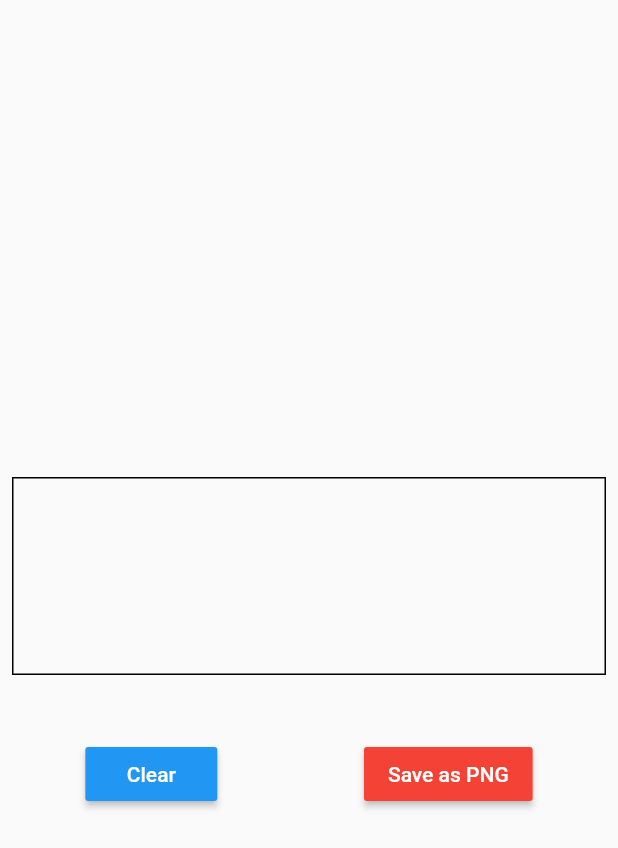
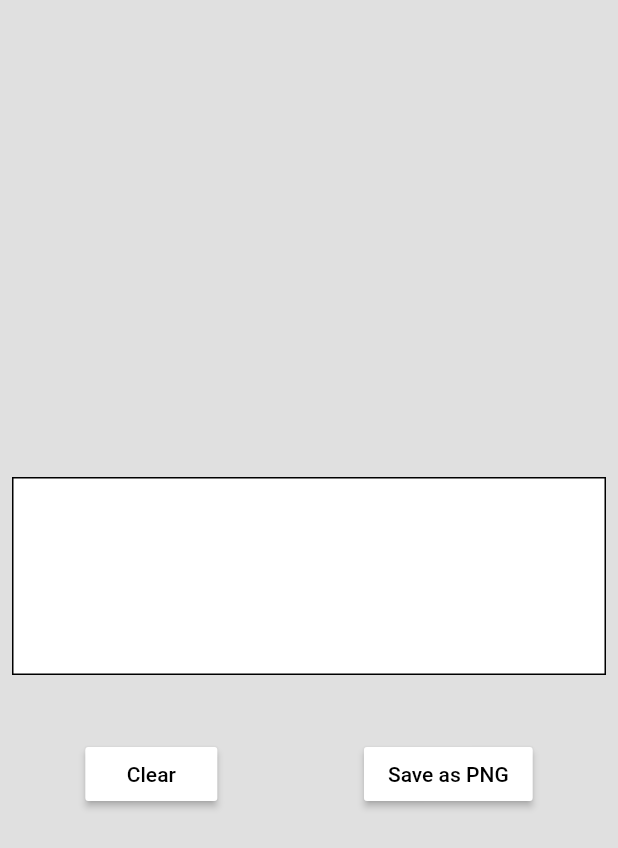
Before and after one commit to apptreesoftware/signature-pad-dart, a Flutter app: the screen it shows after launch, after a tap on "Save as PNG", on a phone screen of 412 x 824 dp. Shown: the top 848 px of the screen. Run offline on Flutter 3.47's test engine with Material 2 defaults, Android fonts, the phone set to English and light mode, and no system bars; our stand-ins replace stream_transform; missing offline and left inert: dart:html; statements that could not run were skipped.

Commit message:
Add signatureText API and update example

```diff
--- a/lib/signature_pad.dart
+++ b/lib/signature_pad.dart
@@ -11,6 +11,10 @@ class SignaturePadOptions {
   final int throttle; // ms
   final double velocityFilterWeight;
   final double dotSize;
+
+  /// Grey text rendered in the bottom-right corner of the resulting image.
+  final String signatureText;
+
   const SignaturePadOptions(
       {this.penColor = 'black',
       this.backgroundColor = 'rgba(0,0,0,0)',
@@ -18,7 +22,8 @@ class SignaturePadOptions {
       this.maxWidth = 2.5,
       this.throttle = 16,
       this.velocityFilterWeight = 0.7,
-      this.dotSize});
+      this.dotSize,
+      this.signatureText});
 }
 
 abstract class SignaturePadBase {
--- a/signature_pad_flutter/example/lib/main.dart
+++ b/signature_pad_flutter/example/lib/main.dart
@@ -10,10 +10,13 @@ class MyApp extends StatelessWidget {
   Widget build(BuildContext context) {
     return new MaterialApp(
       home: new Scaffold(
-        body: new SafeArea(
+        body: new Container(
+          color: Colors.grey[300],
+          child: new SafeArea(
             child: Padding(
               padding: const EdgeInsets.all(8.0),
               child: new SignaturePadExample(),
+            ),
           ),
         ),
       ),
@@ -38,12 +41,13 @@ class SignaturePadExampleState extends State<SignaturePadExample> {
       _padController,
       new SignaturePadOptions(
           dotSize: 5.0,
-        minWidth: 1.5,
-        maxWidth: 5.0,
+          minWidth: 1.0,
+          maxWidth: 4.0,
           penColor: "#000000",
-      ),
+          signatureText: "Signed by Ringo Starr on Jan 1, 1962"),
     );
-    return new Column(
+    return new Container(
+      child: new Column(
         mainAxisAlignment: MainAxisAlignment.center,
         children: <Widget>[
           new Row(
@@ -56,7 +60,10 @@ class SignaturePadExampleState extends State<SignaturePadExample> {
                     child: new AspectRatio(
                       aspectRatio: 3.0 / 1.0,
                       child: new Container(
-                      decoration: new BoxDecoration(border: new Border.all()),
+                        decoration: new BoxDecoration(
+                          color: Colors.white,
+                          border: new Border.all(),
+                        ),
                         child: signaturePad,
                       ),
                     ),
@@ -70,22 +77,23 @@ class SignaturePadExampleState extends State<SignaturePadExample> {
             child: new Row(
               mainAxisAlignment: MainAxisAlignment.spaceAround,
               children: <Widget>[
-              new MaterialButton(
+                new RaisedButton(
                   onPressed: _handleClear,
                   child: new Text("Clear"),
-                color: Colors.blue,
-                textColor: Colors.white,
+                  color: Colors.white,
+                  textColor: Colors.black,
                 ),
-              new MaterialButton(
+                new RaisedButton(
                   onPressed: _handleSavePng,
                   child: new Text("Save as PNG"),
-                color: Colors.red,
-                textColor: Colors.white,
+                  color: Colors.white,
+                  textColor: Colors.black,
                 ),
               ],
             ),
           ),
         ],
+      ),
     );
   }
 
@@ -99,12 +107,20 @@ class SignaturePadExampleState extends State<SignaturePadExample> {
           new MaterialPageRoute(
             builder: (BuildContext context) {
               return new Scaffold(
-                appBar: new AppBar(),
-                body: new Container(
-                  decoration: new BoxDecoration(border: new Border.all()),
+                appBar: new AppBar(
+                  backgroundColor: Colors.grey[700],
+                ),
+                backgroundColor: Colors.grey[300],
+                body: new Center(
+                  child: new Container(
+                    decoration: new BoxDecoration(
+                      border: new Border.all(),
+                      color: Colors.white,
+                    ),
                     padding: new EdgeInsets.all(4.0),
                     margin: new EdgeInsets.all(4.0),
                     child: new Image.memory(result),
+                  ),
                 ),
               );
             },
--- a/signature_pad_flutter/lib/signature_pad_flutter.dart
+++ b/signature_pad_flutter/lib/signature_pad_flutter.dart
@@ -4,8 +4,9 @@ import 'dart:async';
 import 'dart:math';
 import 'dart:ui' as ui;
 import 'dart:typed_data';
+import 'dart:ui';
 
-import 'package:flutter/material.dart';
+import 'package:flutter/material.dart' hide TextStyle;
 import 'package:signature_pad/mark.dart';
 import 'package:signature_pad/signature_pad.dart';
 import 'package:stream_transform/stream_transform.dart';
@@ -175,19 +176,28 @@ class SignaturePadPainter extends CustomPainter {
     var canvas = new Canvas(recorder, paintBounds);
     paint(canvas, _lastSize);
 
+    // Add grey text in the bottom-right corner
+    if (opts.signatureText != null) {
       var paragraphBuilder = new ui.ParagraphBuilder(
-      new ui.ParagraphStyle(textDirection: ui.TextDirection.ltr),
+        new ui.ParagraphStyle(
+          textDirection: ui.TextDirection.ltr,
+        ),
       );
-    paragraphBuilder.addText("Hello World!");
+      var style = new TextStyle(color: new Color.fromRGBO(100, 100, 100, 1.0));
+      paragraphBuilder.pushStyle(style);
+      paragraphBuilder.addText(opts.signatureText);
+      paragraphBuilder.pop();
       var paragraph = paragraphBuilder.build();
       paragraph.layout(new ui.ParagraphConstraints(width: _lastSize.width));
       canvas.drawParagraph(
         paragraph,
         new Offset(
-        _lastSize.width - paragraph.maxIntrinsicWidth / 2.0,
-        _lastSize.height - paragraph.height / 2.0,
+          _lastSize.width - paragraph.maxIntrinsicWidth,
+          _lastSize.height - paragraph.height,
         ),
       );
+    }
+
     var picture = recorder.endRecording();
     var image =
         picture.toImage(_lastSize.width.round(), _lastSize.height.round());
```
Lines whose indentation alone changed are shown as unchanged.
